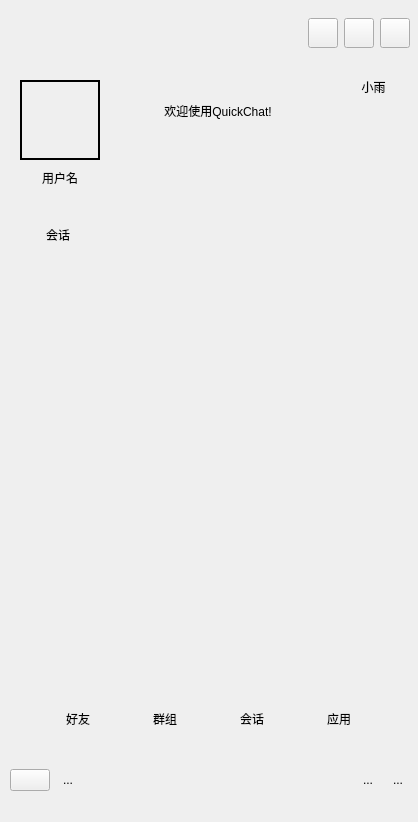
The window that QuickChat/mainwindow.ui (EUIOwO/QuickChat) describes before a commit, drawn with Qt 5.
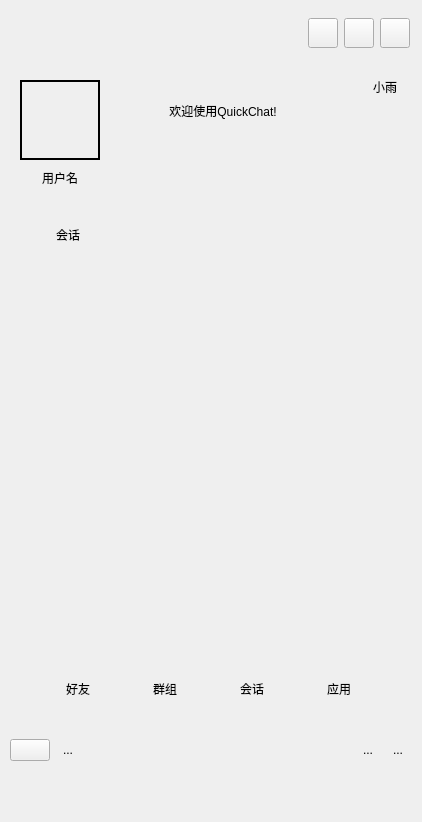
The same window after the commit. The open tabs and pages were chosen to show the change. Icons and pictures are not drawn.

Commit message: 添加了clientsock、databasemagr的头文件和源文件，进行了登录逻辑的处理，设置了用户登陆成功、用户未注册、用户已在线三种状态， 用户登录成功自动跳转到会话界面，否则在控制台输出登录失败的原因

```diff
--- a/QuickChat/mainwindow.ui
+++ b/QuickChat/mainwindow.ui
@@ -6,7 +6,7 @@
    <rect>
     <x>0</x>
     <y>0</y>
-    <width>418</width>
+    <width>422</width>
     <height>822</height>
    </rect>
   </property>
@@ -32,9 +32,9 @@
     <property name="geometry">
      <rect>
       <x>10</x>
-      <y>260</y>
+      <y>210</y>
       <width>401</width>
-      <height>431</height>
+      <height>451</height>
      </rect>
     </property>
     <property name="currentIndex">
@@ -44,7 +44,7 @@
      <widget class="QWidget" name="convationListwidget" native="true">
       <property name="geometry">
        <rect>
-        <x>0</x>
+        <x>10</x>
         <y>0</y>
         <width>400</width>
         <height>450</height>
@@ -56,6 +56,56 @@
         <height>450</height>
        </size>
       </property>
+      <widget class="QWidget" name="widgetConVT" native="true">
+       <property name="geometry">
+        <rect>
+         <x>0</x>
+         <y>0</y>
+         <width>400</width>
+         <height>50</height>
+        </rect>
+       </property>
+       <property name="maximumSize">
+        <size>
+         <width>400</width>
+         <height>50</height>
+        </size>
+       </property>
+       <layout class="QHBoxLayout" name="horizontalLayout_5" stretch="1,9">
+        <item>
+         <widget class="QLabel" name="label_5">
+          <property name="minimumSize">
+           <size>
+            <width>30</width>
+            <height>30</height>
+           </size>
+          </property>
+          <property name="maximumSize">
+           <size>
+            <width>30</width>
+            <height>30</height>
+           </size>
+          </property>
+          <property name="text">
+           <string/>
+          </property>
+          <property name="pixmap">
+           <pixmap resource="resource.qrc">:/resource/images/conversation.png</pixmap>
+          </property>
+          <property name="scaledContents">
+           <bool>true</bool>
+          </property>
+         </widget>
+        </item>
+        <item>
+         <widget class="QLabel" name="label_4">
+          <property name="text">
+           <string>会话</string>
+          </property>
+         </widget>
+        </item>
+       </layout>
+      </widget>
      </widget>
     </widget>
     <widget class="QWidget" name="page_2">
@@ -243,7 +293,7 @@
     <property name="geometry">
      <rect>
       <x>10</x>
-      <y>690</y>
+      <y>660</y>
       <width>400</width>
       <height>120</height>
      </rect>
@@ -630,7 +680,7 @@
       <rect>
        <x>0</x>
        <y>49</y>
-       <width>401</width>
+       <width>414</width>
        <height>151</height>
       </rect>
      </property>
@@ -805,56 +855,6 @@
      </layout>
     </widget>
    </widget>
-   <widget class="QWidget" name="widgetConVT" native="true">
-    <property name="geometry">
-     <rect>
-      <x>10</x>
-      <y>210</y>
-      <width>400</width>
-      <height>50</height>
-     </rect>
-    </property>
-    <property name="maximumSize">
-     <size>
-      <width>400</width>
-      <height>50</height>
-     </size>
-    </property>
-    <layout class="QHBoxLayout" name="horizontalLayout_5" stretch="1,9">
-     <item>
-      <widget class="QLabel" name="label_5">
-       <property name="minimumSize">
-        <size>
-         <width>30</width>
-         <height>30</height>
-        </size>
-       </property>
-       <property name="maximumSize">
-        <size>
-         <width>30</width>
-         <height>30</height>
-        </size>
-       </property>
-       <property name="text">
-        <string/>
-       </property>
-       <property name="pixmap">
-        <pixmap resource="resource.qrc">:/resource/images/conversation.png</pixmap>
-       </property>
-       <property name="scaledContents">
-        <bool>true</bool>
-       </property>
-      </widget>
-     </item>
-     <item>
-      <widget class="QLabel" name="label_4">
-       <property name="text">
-        <string>会话</string>
-       </property>
-      </widget>
-     </item>
-    </layout>
-   </widget>
   </widget>
  </widget>
  <resources>
```
Left out of the diff: 2 changed lines with no effect on the pictures. The commit also changes 11 other files.
